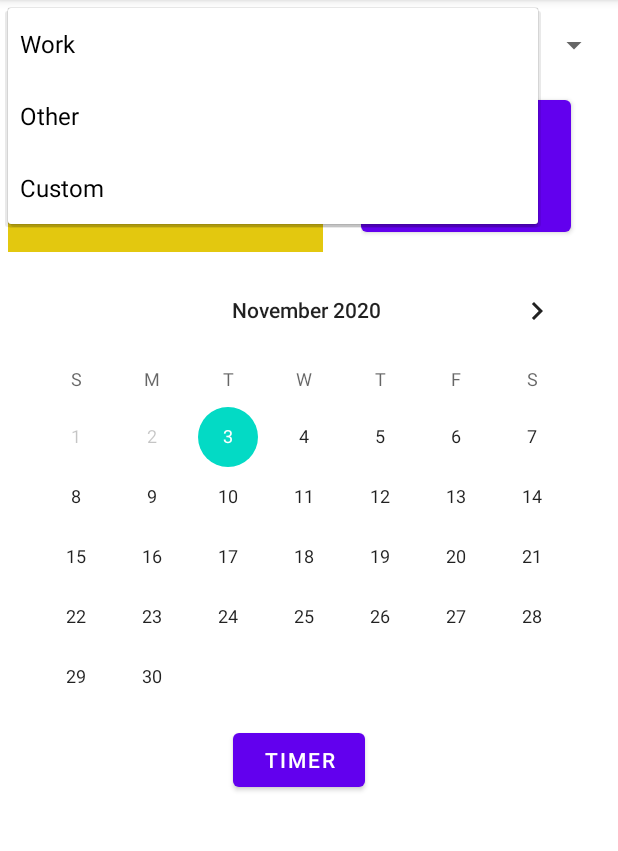
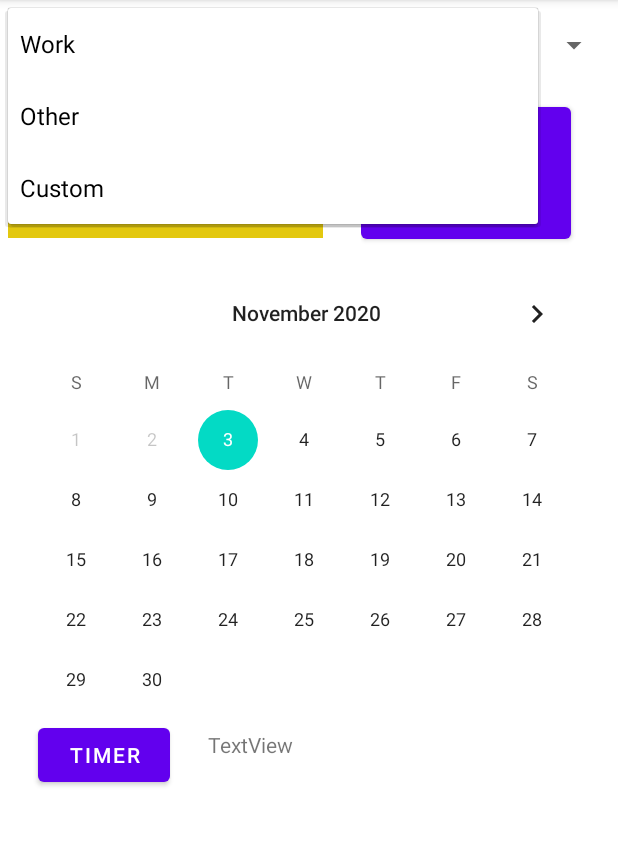
Before and after one commit to sudheera96/NoteTracker, an Android app: the MainActivity2 screen opened directly, with no data from a screen before it, after a tap on an icon or button, on a phone screen of 412 x 824 dp, the part 84-935 px from its top. Run offline under Robolectric (Android 15) with nearby library versions, the phone set to English and light mode, and no system bars.

Commit message:
added due date - Sri Sudheera

```diff
--- a/AndriodProj/app/src/main/java/com/example/andriodapp/MainActivity2.java
+++ b/AndriodProj/app/src/main/java/com/example/andriodapp/MainActivity2.java
@@ -8,12 +8,19 @@ import android.os.Bundle;
 import android.view.View;
 import android.widget.Button;
 import android.widget.CalendarView;
+import android.widget.TextView;
 
+import java.util.Calendar;
 import java.util.Date;
 
 public class MainActivity2 extends AppCompatActivity {
     private Button NEXT1;
     private Button NEXT2;
+    TextView calenderdate;
+
+    Calendar calendar = Calendar.getInstance();
+    final int hour = calendar.get(Calendar.HOUR_OF_DAY);
+    final int minute = calendar.get(Calendar.MINUTE);
 
     @Override
     protected void onCreate(Bundle savedInstanceState) {
@@ -36,5 +43,20 @@ public class MainActivity2 extends AppCompatActivity {
                 startActivity(new Intent(MainActivity2.this, MainActivity4.class));
             }
         });
+
+        TextView TV2 = (TextView) findViewById(R.id.calenderdate);
+
+
+        calendar_view.setOnDateChangeListener(new CalendarView.OnDateChangeListener() {
+
+            @Override
+            public void onSelectedDayChange(CalendarView view, int year, int month,
+                                            int dayOfMonth) {
+                // TODO Auto-generated method stub
+
+                TV2.setText("Due Date: "+ (month + 1) + "/"+dayOfMonth + "/" + year);
+
+            }
+        });
     }
 }
--- a/AndriodProj/app/src/main/res/layout/activity_main2.xml
+++ b/AndriodProj/app/src/main/res/layout/activity_main2.xml
@@ -28,11 +28,11 @@
         <EditText
             android:id="@+id/editTextTextPersonName"
             android:layout_width="210dp"
-            android:layout_height="107dp"
+            android:layout_height="100dp"
             android:layout_marginStart="5dp"
             android:layout_marginLeft="5dp"
 
-            android:layout_marginTop="5dp"
+            android:layout_marginTop="3dp"
             android:layout_marginEnd="5dp"
             android:autoText="false"
             android:background="#FAE3C70B"
@@ -48,7 +48,7 @@
             android:layout_height="wrap_content"
             android:layout_marginStart="20dp"
             android:layout_marginLeft="70dp"
-            android:layout_marginTop="5dp">
+            android:layout_marginTop="10dp">
 
             <Button
                 android:id="@+id/button4"
@@ -64,18 +64,46 @@
         android:layout_height="294dp"
         android:layout_marginStart="5dp"
         android:layout_marginLeft="5dp"
-        android:layout_marginTop="5dp"
+        android:layout_marginTop="10dp"
         app:layout_constraintStart_toStartOf="parent"
         app:layout_constraintTop_toBottomOf="@+id/editTextTextPersonName" />
+
+   <GridLayout android:id="@+id/gridview"
+    android:layout_width="fill_parent"
+    android:layout_height="fill_parent"
+    android:columnWidth="90dp"
+    android:numColumns="auto_fit"
+    android:verticalSpacing="10dp"
+    android:horizontalSpacing="10dp"
+    android:stretchMode="columnWidth"
+    android:gravity="center">
+   <!--    <TextView
+           android:id="@+id/duetime"
+           android:layout_width="120dp"
+           android:layout_height="30dp"
+           android:layout_marginStart="15dp"
+           android:layout_marginTop="10dp"
+           android:text="TextView"
+           android:layout_marginLeft="15dp" /> -->
+
     <Button
         android:id="@+id/TIMER"
         android:layout_width="wrap_content"
         android:layout_height="wrap_content"
-        android:layout_marginStart="155dp"
-        android:layout_marginLeft="155dp"
-        android:layout_marginTop="15dp"
+        android:layout_marginStart="25dp"
+        android:layout_marginLeft="25dp"
+        android:layout_marginTop="10dp"
         android:text="TIMER" />
 
+    <TextView
+        android:id="@+id/calenderdate"
+        android:layout_width="120dp"
+        android:layout_height="35dp"
+        android:layout_marginStart="25dp"
+        android:layout_marginLeft="15dp"
+        android:layout_marginTop="3dp"
+        android:text="TextView" />
+   </GridLayout>
 
 
     <!-- <EditText
```
